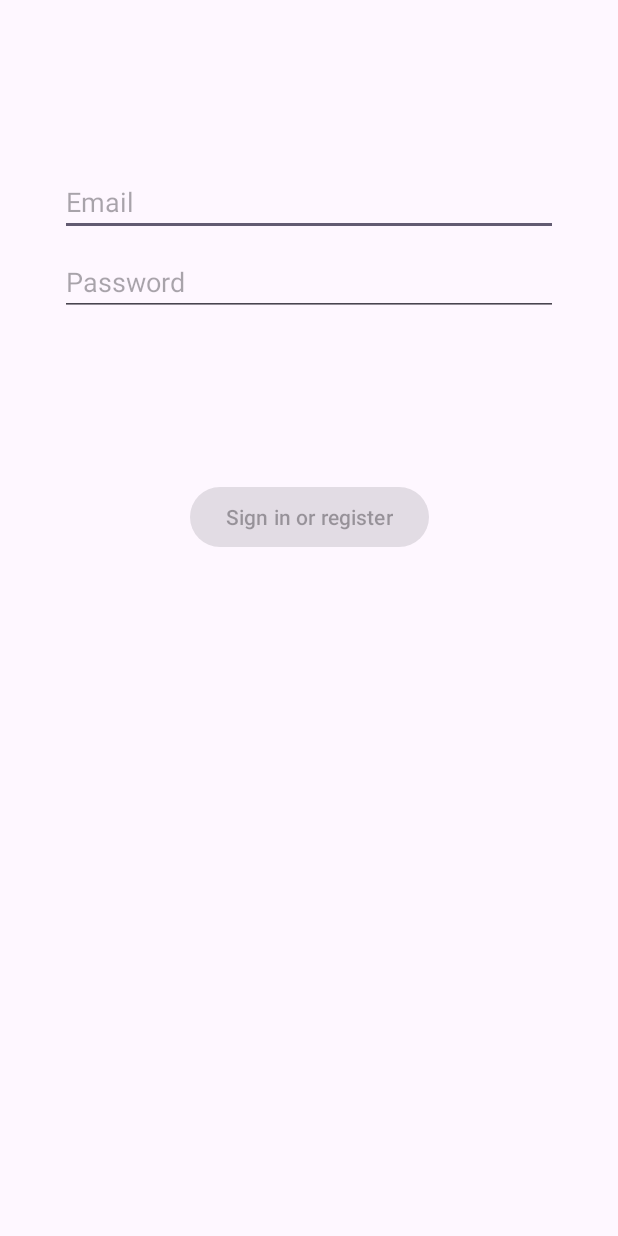
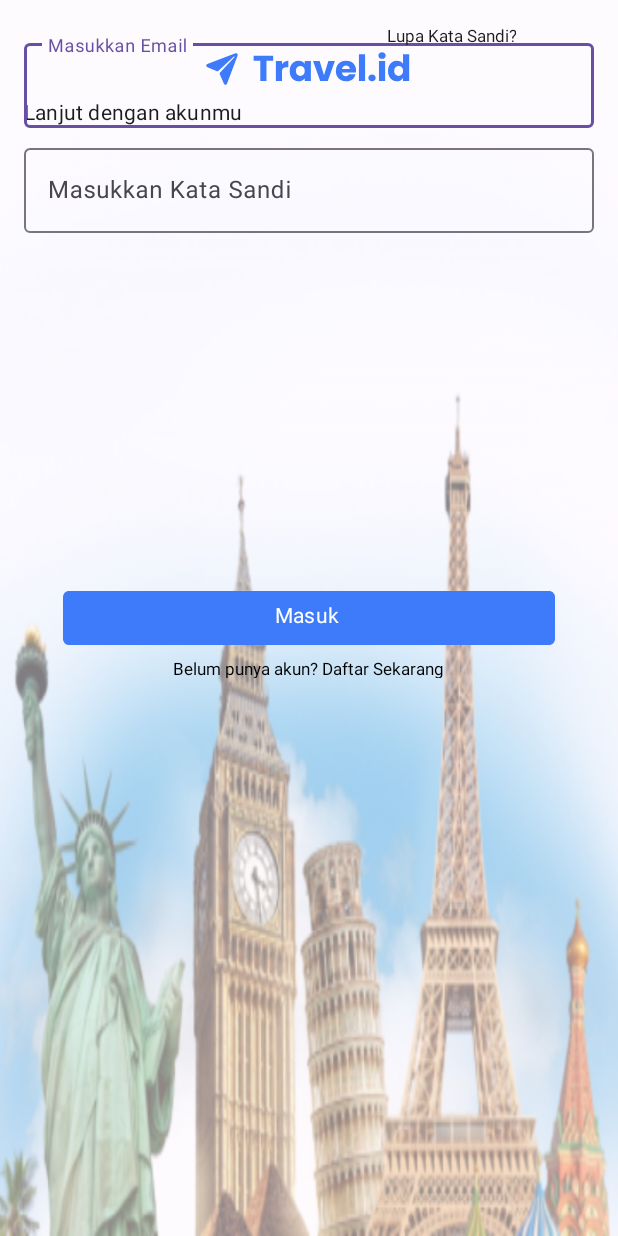
Before and after one commit to SYNRGY-Kelompok-3/android, an Android app: the layout fragment_login.xml on its own in the app's theme, with its tools: preview values and no code run, on a phone screen of 412 x 824 dp. Run offline under Robolectric (Android 15) with nearby library versions, the phone set to English and light mode, and no system bars.

Commit message:
complete slicing UI

```diff
--- a/app/build.gradle.kts
+++ b/app/build.gradle.kts
@@ -47,6 +47,8 @@ dependencies {
     implementation("androidx.annotation:annotation:1.6.0")
     implementation("androidx.lifecycle:lifecycle-livedata-ktx:2.6.1")
     implementation("androidx.lifecycle:lifecycle-viewmodel-ktx:2.6.1")
+    implementation("androidx.navigation:navigation-fragment-ktx:2.7.6")
+    implementation("androidx.navigation:navigation-ui-ktx:2.7.6")
     testImplementation("junit:junit:4.13.2")
     androidTestImplementation("androidx.test.ext:junit:1.1.5")
     androidTestImplementation("androidx.test.espresso:espresso-core:3.5.1")
--- a/app/src/main/java/com/synrgy/travelid/ui/login/LoginFragment.kt
+++ b/app/src/main/java/com/synrgy/travelid/ui/login/LoginFragment.kt
@@ -15,11 +15,18 @@ import android.widget.Button
 import android.widget.EditText
 import android.widget.ProgressBar
 import android.widget.Toast
+import androidx.navigation.Navigation.findNavController
+import androidx.navigation.fragment.findNavController
 import com.synrgy.travelid.databinding.FragmentLoginBinding
 
 import com.synrgy.travelid.R
 
 class LoginFragment : Fragment() {
+
+    private fun navigateToMain() {
+        // Use the action ID to navigate to the main fragment
+        findNavController().navigate(R.id.action_login_to_main)
+    }
 
     private lateinit var loginViewModel: LoginViewModel
     private var _binding: FragmentLoginBinding? = null
@@ -44,9 +51,9 @@ class LoginFragment : Fragment() {
         loginViewModel = ViewModelProvider(this, LoginViewModelFactory())
             .get(LoginViewModel::class.java)
 
-        val usernameEditText = binding.username
-        val passwordEditText = binding.password
-        val loginButton = binding.login
+        val usernameEditText = binding.emailEditText
+        val passwordEditText = binding.passwordEditText
+        val loginButton = binding.button
         val loadingProgressBar = binding.loading
 
         loginViewModel.loginFormState.observe(viewLifecycleOwner,
--- /dev/null
+++ b/app/src/main/res/drawable/ic_button.xml
@@ -0,0 +1,19 @@
+<?xml version="1.0" encoding="utf-8"?>
+    <vector
+        xmlns:android="http://schemas.android.com/apk/res/android"
+        xmlns:aapt="http://schemas.android.com/aapt"
+        android:width="328dp"
+        android:height="36dp"
+        android:viewportWidth="328"
+        android:viewportHeight="36"
+        >
+        <group>
+            <clip-path
+                android:pathData="M4 0H324C326.209 0 328 1.79086 328 4V32C328 34.2091 326.209 36 324 36H4C1.79086 36 0 34.2091 0 32V4C0 1.79086 1.79086 0 4 0Z"
+                />
+            <path
+                android:pathData="M0 0V36H328V0"
+                android:fillColor="#3E7BFA"
+                />
+        </group>
+    </vector>
--- a/app/src/main/res/layout/fragment_login.xml
+++ b/app/src/main/res/layout/fragment_login.xml
@@ -5,58 +5,128 @@
     android:id="@+id/container"
     android:layout_width="match_parent"
     android:layout_height="match_parent"
-    android:paddingLeft="@dimen/fragment_horizontal_margin"
+    android:background="@drawable/background_landmarks" android:paddingLeft="@dimen/fragment_horizontal_margin"
     android:paddingTop="@dimen/fragment_vertical_margin"
     android:paddingRight="@dimen/fragment_horizontal_margin"
     android:paddingBottom="@dimen/fragment_vertical_margin"
     tools:context=".ui.login.LoginFragment">
 
-    <EditText
-        android:id="@+id/username"
-        android:layout_width="0dp"
+    <ImageView
+        android:id="@+id/imageView2"
+        android:layout_width="wrap_content"
         android:layout_height="wrap_content"
-        android:layout_marginStart="24dp"
-        android:layout_marginTop="96dp"
-        android:layout_marginEnd="24dp"
-        android:hint="@string/prompt_email"
-        android:inputType="textEmailAddress"
-        android:selectAllOnFocus="true"
+        android:src="@drawable/ic_logo"
         app:layout_constraintEnd_toEndOf="parent"
         app:layout_constraintStart_toStartOf="parent"
         app:layout_constraintTop_toTopOf="parent" />
 
-    <EditText
-        android:id="@+id/password"
+    <TextView
+        android:id="@+id/lanjut_deng"
+        android:layout_width="215dp"
+        android:layout_height="54dp"
+        android:layout_marginTop="109dp"
+        android:gravity="center_vertical"
+        android:lineSpacingExtra="-1sp"
+        android:text="@string/lanjut_deng"
+        android:textAppearance="@style/lanjut_deng"
+        app:layout_constraintBottom_toTopOf="@+id/emailInputLayout"
+        app:layout_constraintEnd_toEndOf="@+id/button"
+        app:layout_constraintHorizontal_bias="0.0"
+        app:layout_constraintStart_toStartOf="@+id/emailInputLayout"
+        app:layout_constraintTop_toTopOf="@+id/imageView2"
+        tools:ignore="MissingConstraints" />
+
+    <com.google.android.material.textfield.TextInputLayout
+        android:id="@+id/emailInputLayout"
         android:layout_width="0dp"
         android:layout_height="wrap_content"
-        android:layout_marginStart="24dp"
-        android:layout_marginTop="8dp"
-        android:layout_marginEnd="24dp"
-        android:hint="@string/prompt_password"
-        android:imeActionLabel="@string/action_sign_in_short"
-        android:imeOptions="actionDone"
-        android:inputType="textPassword"
-        android:selectAllOnFocus="true"
+        android:layout_marginTop="16dp"
+        app:layout_constraintBottom_toTopOf="@+id/lupa_kata_s"
         app:layout_constraintEnd_toEndOf="parent"
         app:layout_constraintStart_toStartOf="parent"
-        app:layout_constraintTop_toBottomOf="@+id/username" />
+        app:layout_constraintTop_toBottomOf="@+id/imageView2">
 
-    <Button
-        android:id="@+id/login"
-        android:layout_width="wrap_content"
+        <com.google.android.material.textfield.TextInputEditText
+            android:id="@+id/emailEditText"
+            android:layout_width="match_parent"
+            android:layout_height="wrap_content"
+            android:hint="Masukkan Email"
+            android:inputType="textEmailAddress" />
+
+    </com.google.android.material.textfield.TextInputLayout>
+
+    <com.google.android.material.textfield.TextInputLayout
+        android:id="@+id/passwordInputLayout"
+        android:layout_width="0dp"
         android:layout_height="wrap_content"
-        android:layout_gravity="start"
-        android:layout_marginStart="48dp"
-        android:layout_marginTop="16dp"
-        android:layout_marginEnd="48dp"
-        android:layout_marginBottom="64dp"
-        android:enabled="false"
-        android:text="@string/action_sign_in"
+        android:layout_marginTop="8dp"
+        app:layout_constraintEnd_toEndOf="parent"
+        app:layout_constraintStart_toStartOf="parent"
+        app:layout_constraintTop_toBottomOf="@+id/emailInputLayout">
+
+        <com.google.android.material.textfield.TextInputEditText
+            android:id="@+id/passwordEditText"
+            android:layout_width="match_parent"
+            android:layout_height="wrap_content"
+            android:hint="Masukkan Kata Sandi"
+            android:inputType="textPassword" />
+
+    </com.google.android.material.textfield.TextInputLayout>
+
+    <TextView
+        android:id="@+id/lupa_kata_s"
+        android:layout_width="328dp"
+        android:layout_height="14dp"
+        android:gravity="right|top"
+        android:lineSpacingExtra="2sp"
+        android:text="@string/lupa_kata_s"
+        android:textAppearance="@style/lupa_kata_s"
+        tools:ignore="MissingConstraints"
+        tools:layout_editor_absoluteX="50dp"
+        tools:layout_editor_absoluteY="243dp" />
+
+    <RelativeLayout
+        android:id="@+id/button"
+        android:layout_width="328dp"
+        android:layout_height="36dp"
+        android:layout_marginBottom="8dp"
+        android:background="@drawable/ic_button"
+        android:elevation="2dp"
+        app:layout_constraintBottom_toTopOf="@+id/belum_punya"
+        app:layout_constraintEnd_toEndOf="parent"
+        app:layout_constraintHorizontal_bias="0.506"
+        app:layout_constraintStart_toStartOf="parent">
+
+        <TextView
+            android:id="@+id/title"
+            android:layout_width="match_parent"
+            android:layout_height="wrap_content"
+            android:layout_alignParentTop="true"
+            android:layout_alignParentEnd="true"
+            android:layout_alignParentBottom="true"
+            android:layout_marginTop="6dp"
+            android:layout_marginEnd="3dp"
+            android:layout_marginBottom="10dp"
+            android:gravity="center_horizontal|top"
+            android:lineSpacingExtra="-1sp"
+            android:text="@string/title"
+            android:textAppearance="@style/title" />
+    </RelativeLayout>
+
+
+    <TextView
+        android:id="@+id/belum_punya"
+        android:layout_width="328dp"
+        android:layout_height="14dp"
+        android:layout_marginBottom="356dp"
+        android:gravity="center_horizontal|center_vertical"
+        android:lineSpacingExtra="-2sp"
+        android:text="@string/belum_punya"
+        android:textAppearance="@style/belum_punya"
         app:layout_constraintBottom_toBottomOf="parent"
         app:layout_constraintEnd_toEndOf="parent"
-        app:layout_constraintStart_toStartOf="parent"
-        app:layout_constraintTop_toBottomOf="@+id/password"
-        app:layout_constraintVertical_bias="0.2" />
+        app:layout_constraintHorizontal_bias="0.493"
+        app:layout_constraintStart_toStartOf="parent" />
 
     <ProgressBar
         android:id="@+id/loading"
@@ -69,8 +139,8 @@
         android:layout_marginBottom="64dp"
         android:visibility="gone"
         app:layout_constraintBottom_toBottomOf="parent"
-        app:layout_constraintEnd_toEndOf="@+id/password"
-        app:layout_constraintStart_toStartOf="@+id/password"
         app:layout_constraintTop_toTopOf="parent"
-        app:layout_constraintVertical_bias="0.3" />
+        app:layout_constraintVertical_bias="0.3"
+        tools:ignore="MissingConstraints" />
+
 </androidx.constraintlayout.widget.ConstraintLayout>
--- /dev/null
+++ b/app/src/main/res/navigation/nav_graph.xml
@@ -0,0 +1,21 @@
+<?xml version="1.0" encoding="utf-8"?>
+<navigation xmlns:android="http://schemas.android.com/apk/res/android"
+    xmlns:app="http://schemas.android.com/apk/res-auto"
+    xmlns:tools="http://schemas.android.com/tools"
+    android:id="@+id/nav_graph"
+    app:startDestination="@id/mainActivity">
+    <activity
+        android:id="@+id/mainActivity"
+        android:name="com.synrgy.travelid.MainActivity"
+        android:label="activity_main"
+        tools:layout="@layout/activity_main" />
+    <fragment
+        android:id="@+id/loginFragment"
+        android:name="com.synrgy.travelid.ui.login.LoginFragment"
+        android:label="fragment_login"
+        tools:layout="@layout/fragment_login" >
+        <action
+            android:id="@+id/action_loginFragment_to_mainActivity"
+            app:destination="@id/mainActivity" />
+    </fragment>
+</navigation>
--- /dev/null
+++ b/app/src/main/res/values/ids.xml
@@ -0,0 +1,4 @@
+<?xml version="1.0" encoding="utf-8"?>
+<resources>
+    <item name="action_login_to_main" type="id" />
+</resources>
--- a/app/src/main/res/values/strings.xml
+++ b/app/src/main/res/values/strings.xml
@@ -9,4 +9,8 @@
     <string name="invalid_username">Not a valid username</string>
     <string name="invalid_password">Password must be >5 characters</string>
     <string name="login_failed">"Login failed"</string>
+    <string name="belum_punya">Belum punya akun? Daftar Sekarang</string>
+    <string name="title">Masuk</string>
+    <string name="lupa_kata_s">Lupa Kata Sandi?</string>
+    <string name="lanjut_deng">Lanjut dengan akunmu</string>
 </resources>
--- a/app/src/main/res/values/themes.xml
+++ b/app/src/main/res/values/themes.xml
@@ -6,4 +6,23 @@
     </style>
 
     <style name="Theme.Travelid" parent="Base.Theme.Travelid" />
+
+    <style name="belum_punya">
+        <item name="android:textSize">11sp</item>
+        <item name="android:textColor">#000000</item>
+    </style>
+    <style name="title">
+        <item name="android:textSize">14sp</item>
+        <item name="android:letterSpacing">0.01</item>
+        <item name="android:textColor">#FFFFFF</item>
+    </style>
+    <style name="lupa_kata_s">
+        <item name="android:textSize">11sp</item>
+        <item name="android:textColor">#1C1B1F</item>
+    </style>
+    <style name="lanjut_deng">
+        <item name="android:textSize">14sp</item>
+        <item name="android:letterSpacing">0.01</item>
+        <item name="android:textColor">#1C1B1F</item>
+    </style>
 </resources>
```
Also changed, not shown: app/src/main/res/drawable/background_landmarks.png (added).
